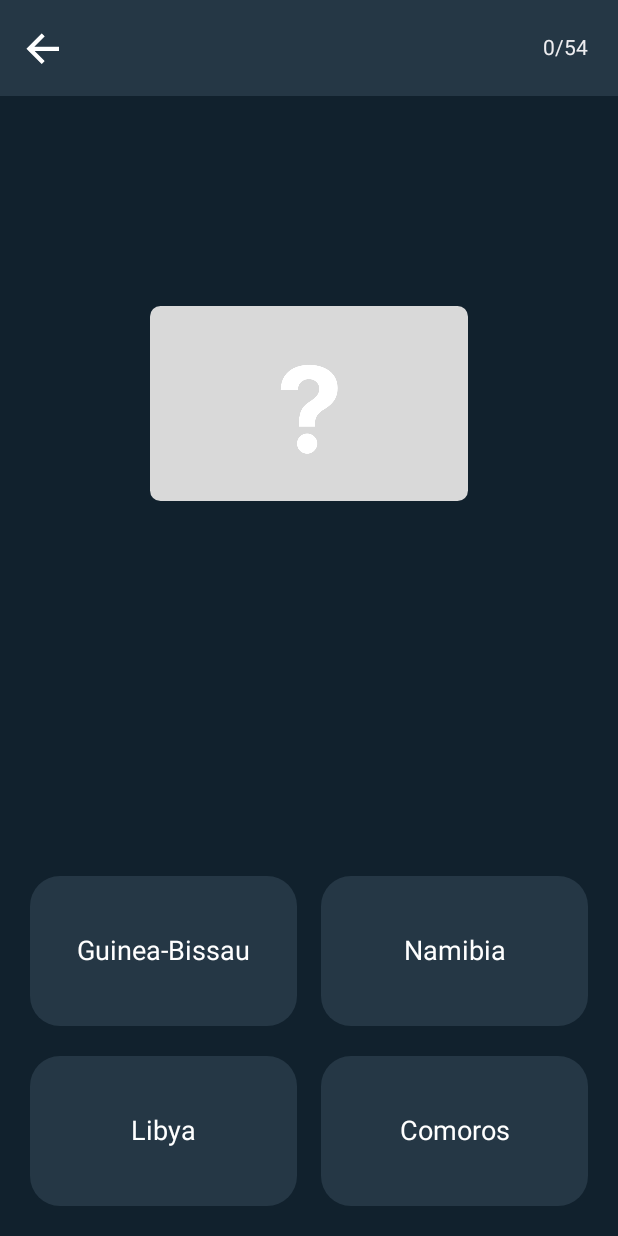
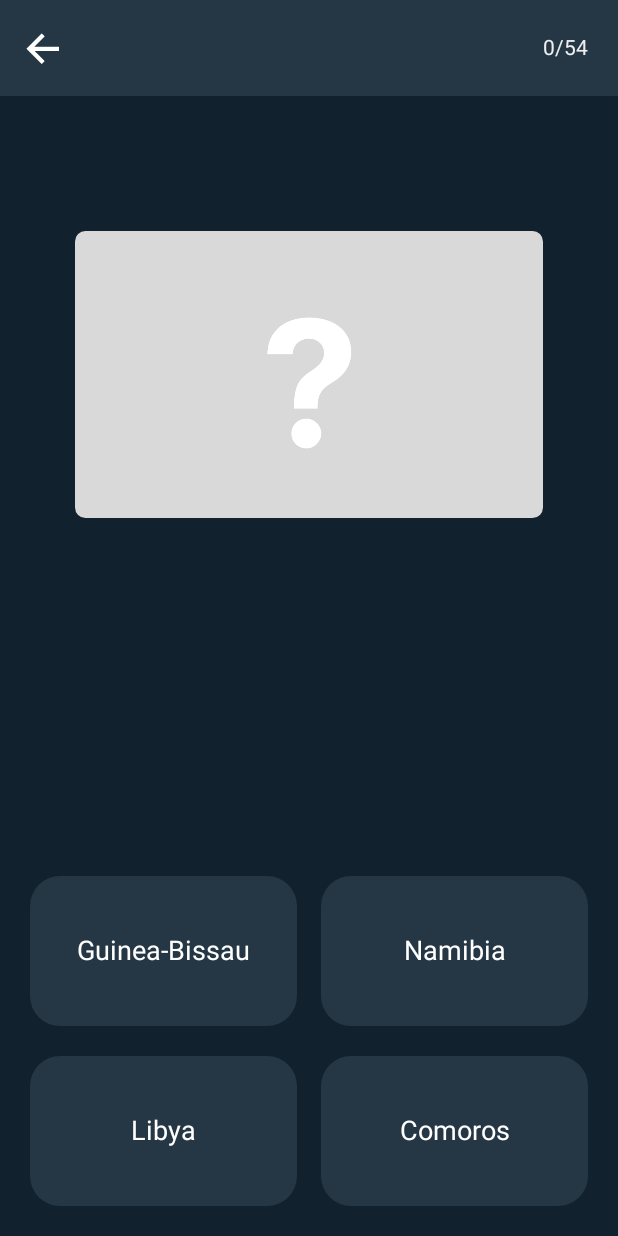
Before and after one commit to hirschan/world-flags-quiz, an Android app built with Jetpack Compose: the PlayActivity screen opened directly, with no data from a screen before it, on a phone screen of 412 x 824 dp. Run offline under Robolectric (Android 15) with nearby library versions, the phone set to English and light mode, and no system bars; our stand-ins replace livedata-compose.

Commit message:
Increase flag image size

```diff
--- a/app/src/main/java/com/example/worldflags/views/PlayActivity.kt
+++ b/app/src/main/java/com/example/worldflags/views/PlayActivity.kt
@@ -143,7 +143,7 @@ private fun CounterText(nbrOfGuessedCountries: Int, nbrOfCountries: Int) {
 private fun FlagPlaceholder(correctFlagProperty: FlagProperty?) {
     Column(
         modifier = Modifier
-            .padding(100.dp),
+            .padding(50.dp),
         verticalArrangement = Arrangement.Center,
         horizontalAlignment = Alignment.CenterHorizontally
     ) {
```
